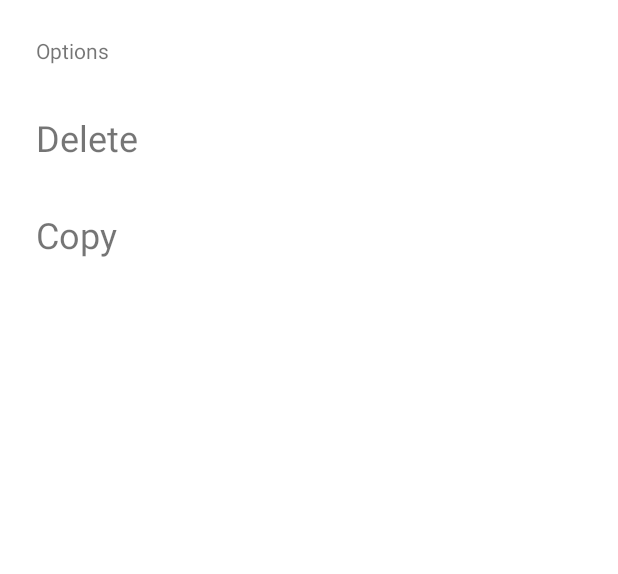
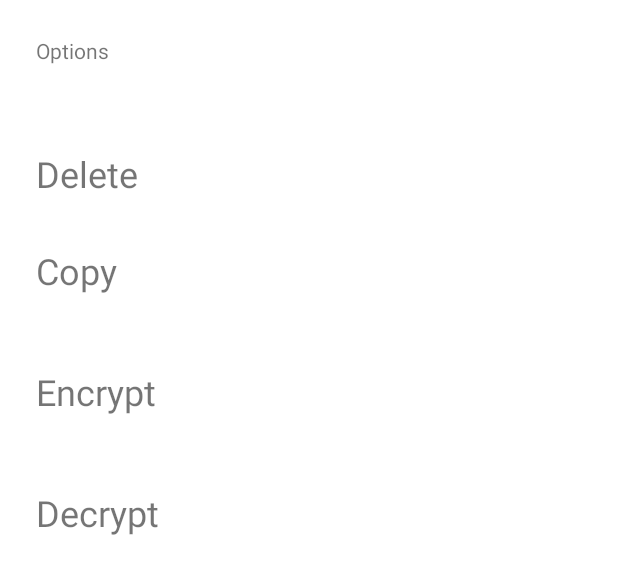
Before and after one commit to gammaraylab/aes-file-encryption, an Android app: the layout dialog_file_options.xml on its own in the app's theme, with its tools: preview values and no code run, on a phone screen of 412 x 824 dp. Shown: the top 574 px of the screen. Run offline under Robolectric (Android 15) with nearby library versions, the phone set to English and light mode, and no system bars.

Commit message:
added AES

```diff
--- a/app/src/main/AndroidManifest.xml
+++ b/app/src/main/AndroidManifest.xml
@@ -20,8 +20,8 @@
             </intent-filter>
         </activity>
         <provider
-            android:authorities="com.gammaray.aesfileencryption.GenricFileProvider"
-            android:name=".GenricFileProvider"
+            android:authorities="com.gammaray.aesfileencryption.GenericFileProvider"
+            android:name=".GenericFileProvider"
             android:exported="false"
             android:grantUriPermissions="true">
             <meta-data
--- a/app/src/main/java/com/gammaray/aesfileencryption/GenricFileProvider.kt
+++ b/app/src/main/java/com/gammaray/aesfileencryption/GenericFileProvider.kt
@@ -2,6 +2,4 @@ package com.gammaray.aesfileencryption
 
 import androidx.core.content.FileProvider
 
-class GenricFileProvider : FileProvider(){
-
-}
+class GenericFileProvider : FileProvider()
--- a/app/src/main/res/layout/dialog_file_options.xml
+++ b/app/src/main/res/layout/dialog_file_options.xml
@@ -1,40 +1,50 @@
 <?xml version="1.0" encoding="utf-8"?>
-<androidx.constraintlayout.widget.ConstraintLayout xmlns:android="http://schemas.android.com/apk/res/android"
+<LinearLayout xmlns:android="http://schemas.android.com/apk/res/android"
     xmlns:app="http://schemas.android.com/apk/res-auto"
     android:layout_width="match_parent"
     android:layout_height="wrap_content"
     android:background="@android:color/white"
-    android:paddingBottom="24dp">
+    android:paddingBottom="24dp"
+    android:orientation="vertical"
+    >
 
     <TextView
         android:id="@+id/fileOptionsTextView"
-        android:layout_width="0dp"
+        android:layout_width="match_parent"
         android:layout_height="wrap_content"
         android:layout_margin="24dp"
         android:text="Options"
-        app:layout_constraintLeft_toLeftOf="parent"
-        app:layout_constraintRight_toRightOf="parent"
-        app:layout_constraintTop_toTopOf="parent" />
-
+        />
     <TextView
         android:id="@+id/deleteTextView"
         style="@style/FileDialogOption"
-        android:layout_width="0dp"
+        android:layout_width="match_parent"
         android:layout_height="wrap_content"
         android:layout_marginTop="16dp"
         android:text="Delete"
-        app:layout_constraintLeft_toLeftOf="parent"
-        app:layout_constraintRight_toRightOf="parent"
-        app:layout_constraintTop_toBottomOf="@id/fileOptionsTextView" />
-
+        />
     <TextView
         android:id="@+id/copyTextView"
         style="@style/FileDialogOption"
-        android:layout_width="0dp"
+        android:layout_width="match_parent"
         android:layout_height="wrap_content"
         android:text="Copy"
-        app:layout_constraintLeft_toLeftOf="parent"
-        app:layout_constraintRight_toRightOf="parent"
-        app:layout_constraintTop_toBottomOf="@id/deleteTextView" />
+        />
+    <TextView
+        android:id="@+id/encryptTextView"
+        style="@style/FileDialogOption"
+        android:layout_width="match_parent"
+        android:layout_height="wrap_content"
+        android:layout_marginTop="16dp"
+        android:text="Encrypt"
+        />
+    <TextView
+        android:id="@+id/decryptTextView"
+        style="@style/FileDialogOption"
+        android:layout_width="match_parent"
+        android:layout_height="wrap_content"
+        android:layout_marginTop="16dp"
+        android:text="Decrypt"
+        />
 
-</androidx.constraintlayout.widget.ConstraintLayout>
+</LinearLayout>
--- a/app/src/main/res/menu/main_menu.xml
+++ b/app/src/main/res/menu/main_menu.xml
@@ -7,17 +7,17 @@
     <item
         android:id="@+id/menuCancel"
         android:title="Cancel"
-        app:showAsAction="always" />
+        app:showAsAction="never" />
 
     <item
         android:id="@+id/menuPasteFile"
         android:title="Paste"
-        app:showAsAction="always" />
+        app:showAsAction="never" />
 
     <item
         android:id="@+id/subMenu"
         android:title="Options"
-        app:showAsAction="always"
+        app:showAsAction="never"
         tools:ignore="AlwaysShowAction">
         <menu>
             <item
```
Also changed, not shown: app/src/main/java/com/gammaray/aesfileencryption/FileModel.kt (+7 -2 lines), app/src/main/java/com/gammaray/aesfileencryption/FileOptionsDialog.kt (+10 -0 lines), app/src/main/java/com/gammaray/aesfileencryption/MainActivity.kt (+36 -1 lines).
